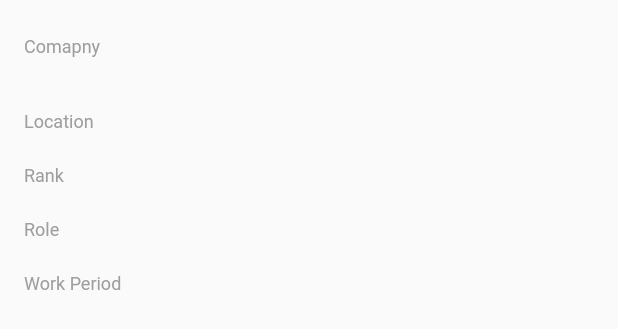
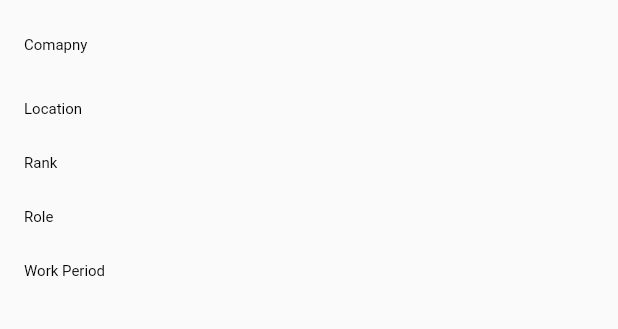
Before and after one commit to MinseokJeong/mj_personal_website, a Flutter app: the WorkExperiencePanelHeaderWidget widget shown alone on an empty page, opened directly with empty values, on a phone screen of 412 x 824 dp. Shown: the top 329 px of the screen. Run offline on Flutter 3.47's test engine with Material 2 defaults, Android fonts, the light colour scheme and no system bars; our stand-ins replace animated_text_kit, flutter_svg, google_fonts, hexcolor; Roboto replaces fonts that are missing (NotoSansKorean).

Commit message:
Work experience responsive design working..

```diff
--- a/lib/widget/interaction_common_button_widget.dart
+++ b/lib/widget/interaction_common_button_widget.dart
@@ -51,7 +51,7 @@ class _InteractionCommonButtonWidgetState
       },
       cursor: SystemMouseCursors.click,
       child: GestureDetector(
-        onTap: () {},
+        onTap: widget.onPressed,
         child: AnimatedContainer(
           duration: Duration(milliseconds: 200),
           decoration: BoxDecoration(
--- a/lib/widget/work_experience_panel_header_widget.dart
+++ b/lib/widget/work_experience_panel_header_widget.dart
@@ -1,6 +1,7 @@
 import 'package:flutter/material.dart';
 import 'package:mj_portfolio_web/model/work_experience.dart';
 import 'package:mj_portfolio_web/util/size_variation_extension.dart';
+import 'package:mj_portfolio_web/widget/work_experience_widget.dart';
 
 import '../model/size_variation.dart';
 import '../util/screen_size.dart';
@@ -9,44 +10,79 @@ class WorkExperiencePanelHeaderWidget extends StatelessWidget {
   WorkExperiencePanelHeaderWidget({super.key, required this.workExperience});
   WorkExperience workExperience;
 
-  @override
-  Widget build(BuildContext context) {
-    final largeFontSizeVariation = SizeVariation(
+  Widget _topHeaderTextWidget(String text, BuildContext context) {
+    final fontSizeVariation = SizeVariation(
+      whenType4K: 20.0, //Don't use
+      whenTypeLaptopLarge: 20.0, //Don't use
+      whenTypeLaptop: 12.0, //Don't use
+      whenTypeTablet: 12.0,
+      whenTypeMobileLarge: 10.0,
+      whenTypeMobileMedium: 10.0,
+      whenTypeMobileSmall: 10.0,
+    );
+
+    final textStyle = TextStyle(
+        fontSize: fontSizeVariation.getSizeWithContext(context),
+        color: Colors.black,
+        fontWeight: FontWeight.w400);
+    return Text(
+      text,
+      style: textStyle,
+    );
+  }
+
+  Widget _largeTextWidget(String text, BuildContext context) {
+    final fontSizeVariation = SizeVariation(
       whenType4K: 32,
       whenTypeLaptopLarge: 32.0,
       whenTypeLaptop: 24.0,
       whenTypeTablet: 24.0,
-      whenTypeMobileLarge: 24.0,
-      whenTypeMobileMedium: 24.0,
-      whenTypeMobileSmall: 24.0,
-    );
-    final smallFontSizeVariation = SizeVariation(
-      whenType4K: 20.0,
-      whenTypeLaptopLarge: 20.0,
-      whenTypeLaptop: 12.0,
-      whenTypeTablet: 12.0,
-      whenTypeMobileLarge: 12.0,
-      whenTypeMobileMedium: 12.0,
-      whenTypeMobileSmall: 12.0,
+      whenTypeMobileLarge: 20.0,
+      whenTypeMobileMedium: 20.0,
+      whenTypeMobileSmall: 20.0,
     );
 
-    final mediumTextStyle = TextStyle(
-        fontSize: smallFontSizeVariation.getSizeWithContext(context),
-        color: Colors.black,
-        fontWeight: FontWeight.w400);
-
-    final largeTextStyle = TextStyle(
-        fontSize: largeFontSizeVariation.getSizeWithContext(context),
+    final textStyle = TextStyle(
+        fontSize: fontSizeVariation.getSizeWithContext(context),
         color: Colors.black,
         fontWeight: FontWeight.w500);
 
+    return Text(
+      text,
+      style: textStyle,
+    );
+  }
+
+  Widget _mediumTextWidget(String text, BuildContext context) {
+    final fontSizeVariation = SizeVariation(
+      whenType4K: 20.0,
+      whenTypeLaptopLarge: 20.0,
+      whenTypeLaptop: 18.0,
+      whenTypeTablet: 18.0,
+      whenTypeMobileLarge: 14.0,
+      whenTypeMobileMedium: 14.0,
+      whenTypeMobileSmall: 14.0,
+    );
+
+    final textStyle = TextStyle(
+        fontSize: fontSizeVariation.getSizeWithContext(context),
+        color: Colors.black,
+        fontWeight: FontWeight.w400);
+    return Text(
+      text,
+      style: textStyle,
+    );
+  }
+
+  @override
+  Widget build(BuildContext context) {
     const comapnyString = 'Comapny';
     const locationString = 'Location';
     const roleString = 'Role';
     const rankString = 'Rank';
     const periodString = 'Work Period';
 
-    final flexs = <int>[3, 1, 1, 2, 1];
+    const flexs = WorkExperiencesWidget.flexs;
 
     if (ScreenSize.isTabletScreenSize(context)) {
       return Padding(
@@ -63,14 +99,8 @@ class WorkExperiencePanelHeaderWidget extends StatelessWidget {
                   child: Column(
                     crossAxisAlignment: CrossAxisAlignment.start,
                     children: [
-                      Text(
-                        comapnyString,
-                        style: mediumTextStyle.copyWith(color: Colors.grey),
-                      ),
-                      Text(
-                        workExperience.companyName,
-                        style: largeTextStyle,
-                      ),
+                      _topHeaderTextWidget(comapnyString, context),
+                      _largeTextWidget(workExperience.companyName, context),
                     ],
                   ),
                 ),
@@ -84,47 +114,23 @@ class WorkExperiencePanelHeaderWidget extends StatelessWidget {
                 child: Column(
                   crossAxisAlignment: CrossAxisAlignment.start,
                   children: [
-                    Text(
-                      locationString,
-                      style: mediumTextStyle.copyWith(color: Colors.grey),
-                    ),
-                    Text(
-                      workExperience.location,
-                      style: mediumTextStyle,
-                    ),
+                    _topHeaderTextWidget(locationString, context),
+                    _mediumTextWidget(workExperience.location, context),
                     SizedBox(
                       height: 8.0,
                     ),
-                    Text(
-                      rankString,
-                      style: mediumTextStyle.copyWith(color: Colors.grey),
-                    ),
-                    Text(
-                      workExperience.rank,
-                      style: mediumTextStyle,
-                    ),
+                    _topHeaderTextWidget(rankString, context),
+                    _mediumTextWidget(workExperience.rank, context),
                     SizedBox(
                       height: 8.0,
                     ),
-                    Text(
-                      roleString,
-                      style: mediumTextStyle.copyWith(color: Colors.grey),
-                    ),
-                    Text(
-                      workExperience.mainRole,
-                      style: mediumTextStyle,
-                    ),
+                    _topHeaderTextWidget(roleString, context),
+                    _mediumTextWidget(workExperience.mainRole, context),
                     SizedBox(
                       height: 8.0,
                     ),
-                    Text(
-                      periodString,
-                      style: mediumTextStyle.copyWith(color: Colors.grey),
-                    ),
-                    Text(
-                      workExperience.workPeriod,
-                      style: mediumTextStyle,
-                    ),
+                    _topHeaderTextWidget(periodString, context),
+                    _mediumTextWidget(workExperience.workPeriod, context),
                   ],
                 ),
               ),
@@ -144,58 +150,28 @@ class WorkExperiencePanelHeaderWidget extends StatelessWidget {
                 child: Column(
                   crossAxisAlignment: CrossAxisAlignment.start,
                   children: [
-                    Text(
-                      comapnyString,
-                      style: mediumTextStyle.copyWith(color: Colors.grey),
-                    ),
-                    Text(
-                      workExperience.companyName,
-                      style: largeTextStyle,
-                    ),
+                    _topHeaderTextWidget(comapnyString, context),
+                    _largeTextWidget(workExperience.companyName, context),
                     SizedBox(
                       height: 8.0,
                     ),
-                    Text(
-                      locationString,
-                      style: mediumTextStyle.copyWith(color: Colors.grey),
-                    ),
-                    Text(
-                      workExperience.location,
-                      style: mediumTextStyle,
-                    ),
+                    _topHeaderTextWidget(locationString, context),
+                    _mediumTextWidget(workExperience.location, context),
                     SizedBox(
                       height: 8.0,
                     ),
-                    Text(
-                      rankString,
-                      style: mediumTextStyle.copyWith(color: Colors.grey),
-                    ),
-                    Text(
-                      workExperience.rank,
-                      style: mediumTextStyle,
-                    ),
+                    _topHeaderTextWidget(rankString, context),
+                    _mediumTextWidget(workExperience.rank, context),
                     SizedBox(
                       height: 8.0,
                     ),
-                    Text(
-                      roleString,
-                      style: mediumTextStyle.copyWith(color: Colors.grey),
-                    ),
-                    Text(
-                      workExperience.mainRole,
-                      style: mediumTextStyle,
-                    ),
+                    _topHeaderTextWidget(roleString, context),
+                    _mediumTextWidget(workExperience.mainRole, context),
                     SizedBox(
                       height: 8.0,
                     ),
-                    Text(
-                      periodString,
-                      style: mediumTextStyle.copyWith(color: Colors.grey),
-                    ),
-                    Text(
-                      workExperience.workPeriod,
-                      style: mediumTextStyle,
-                    ),
+                    _topHeaderTextWidget(periodString, context),
+                    _mediumTextWidget(workExperience.workPeriod, context),
                   ],
                 ),
               ),
@@ -213,42 +189,39 @@ class WorkExperiencePanelHeaderWidget extends StatelessWidget {
               fit: FlexFit.tight,
               flex: flexs[0],
               child: Center(
-                child: Text(
-                  workExperience.companyName,
-                  style: largeTextStyle,
-                ),
+                child: _largeTextWidget(workExperience.companyName, context),
               ),
             ),
             Flexible(
               fit: FlexFit.tight,
               flex: flexs[1],
-              child: Text(
-                workExperience.location,
-                style: mediumTextStyle,
+              child: Padding(
+                padding: const EdgeInsets.only(right: 8.0),
+                child: _mediumTextWidget(workExperience.location, context),
               ),
             ),
             Flexible(
               fit: FlexFit.tight,
               flex: flexs[2],
-              child: Text(
-                workExperience.rank,
-                style: mediumTextStyle,
+              child: Padding(
+                padding: const EdgeInsets.only(right: 8.0),
+                child: _mediumTextWidget(workExperience.rank, context),
               ),
             ),
             Flexible(
               fit: FlexFit.tight,
               flex: flexs[3],
-              child: Text(
-                workExperience.mainRole,
-                style: mediumTextStyle,
+              child: Padding(
+                padding: const EdgeInsets.only(right: 8.0),
+                child: _mediumTextWidget(workExperience.mainRole, context),
               ),
             ),
             Flexible(
               fit: FlexFit.tight,
               flex: flexs[4],
-              child: Text(
-                workExperience.workPeriod,
-                style: mediumTextStyle,
+              child: Padding(
+                padding: const EdgeInsets.only(right: 8.0),
+                child: _mediumTextWidget(workExperience.workPeriod, context),
               ),
             ),
           ],
--- a/lib/widget/work_experience_widget.dart
+++ b/lib/widget/work_experience_widget.dart
@@ -15,13 +15,16 @@ class WorkExperiencesWidget extends StatefulWidget {
   const WorkExperiencesWidget({super.key, required this.workExperiences});
   final List<WorkExperience> workExperiences;
 
+  static const flexs = <int>[3, 1, 1, 2, 1];
+
   @override
   State<WorkExperiencesWidget> createState() => _WorkExperiencesWidgetState();
 }
 
 class _WorkExperiencesWidgetState extends State<WorkExperiencesWidget> {
-  final flexs = <int>[3, 1, 1, 2, 1];
   final _workExperienceAndExpandStates = <_WorkExperienceAndExpand>[];
+
+  List<int> get flexs => WorkExperiencesWidget.flexs;
 
   @override
   void initState() {
```
Also changed, not shown: lib/page/work_page.dart (+108 -120 lines).
